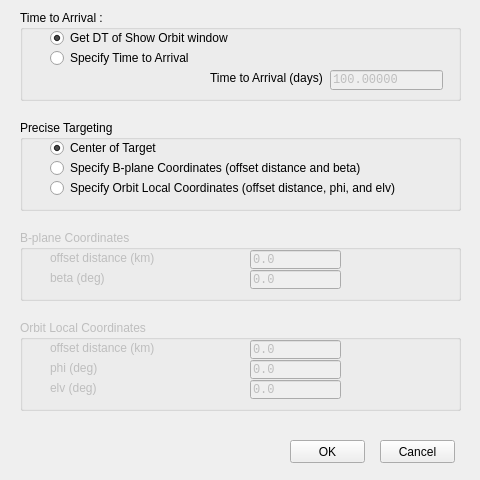
First picture: the form in ui/ftasettingdialog.ui, repository whiskie14142/SolarSystemVoyager, before the edit.
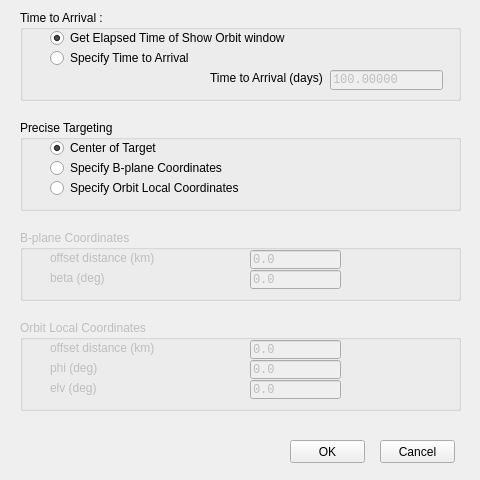
Second picture: the form after the edit.

What changed in the file:
```diff
--- a/ui/ftasettingdialog.ui
+++ b/ui/ftasettingdialog.ui
@@ -41,7 +41,7 @@
      </rect>
     </property>
     <property name="text">
-     <string>Get DT of Show Orbit window</string>
+     <string>Get Elapsed Time of Show Orbit window</string>
     </property>
     <property name="checked">
      <bool>true</bool>
@@ -283,7 +283,7 @@
      </rect>
     </property>
     <property name="text">
-     <string>Specify B-plane Coordinates (offset distance and beta)</string>
+     <string>Specify B-plane Coordinates</string>
     </property>
    </widget>
    <widget class="QRadioButton" name="selOLcoord">
@@ -296,7 +296,7 @@
      </rect>
     </property>
     <property name="text">
-     <string>Specify Orbit Local Coordinates (offset distance, phi, and elv)</string>
+     <string>Specify Orbit Local Coordinates</string>
     </property>
    </widget>
   </widget>
```
